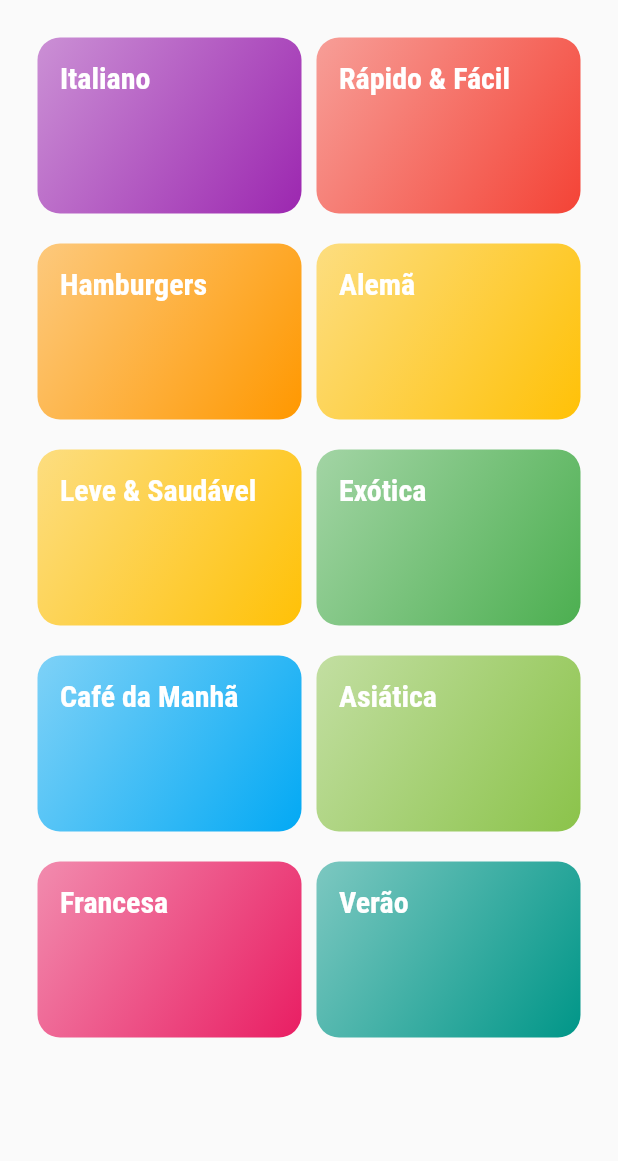
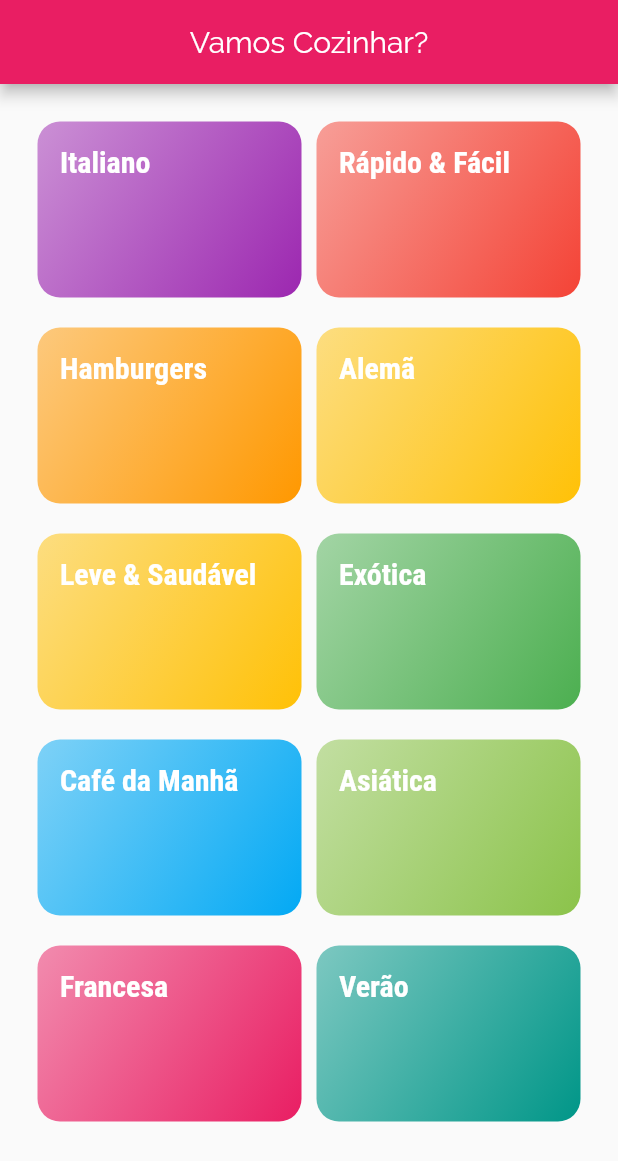
Before and after one commit to anderson-s/AppDeReceitas, a Flutter app: the CategoriesScreen screen opened directly, on a phone screen of 412 x 824 dp. Shown: the top 1161 px of the screen. Run offline on Flutter 3.47's test engine with Material 2 defaults, Android fonts, the phone set to English and light mode, and no system bars.

```diff
--- /dev/null
+++ b/lib/models/utils/routes.dart
@@ -0,0 +1,4 @@
+class Routes{
+  static const home = "/";
+  static const categoriesMeals = "/categories-meals";
+}
--- a/lib/views/categories_meals_screen.dart
+++ b/lib/views/categories_meals_screen.dart
@@ -3,11 +3,12 @@ import 'package:flutter/material.dart';
 import '../models/category.dart';
 
 class CategoriesMealsScreen extends StatelessWidget {
-  final Category category;
-  const CategoriesMealsScreen({super.key, required this.category});
+  // final Category category;
+  const CategoriesMealsScreen({super.key});
 
   @override
   Widget build(BuildContext context) {
+    final category = ModalRoute.of(context)!.settings.arguments as Category;
     return Scaffold(
       appBar: AppBar(
         title: Text(category.title),
--- a/lib/views/categories_screen.dart
+++ b/lib/views/categories_screen.dart
@@ -7,7 +7,12 @@ class CategoriesScreen extends StatelessWidget {
 
   @override
   Widget build(BuildContext context) {
-    return GridView(
+    return Scaffold(
+      appBar: AppBar(
+        title: const Text("Vamos Cozinhar?"),
+        centerTitle: true,
+      ),
+      body: GridView(
         padding: const EdgeInsets.all(25),
         gridDelegate: const SliverGridDelegateWithMaxCrossAxisExtent(
           maxCrossAxisExtent: 200,
@@ -22,6 +27,7 @@ class CategoriesScreen extends StatelessWidget {
               ),
             )
             .toList(),
+      ),
     );
   }
 }
```
Also changed, not shown: lib/main.dart (+7 -9 lines), lib/views/components/category_item.dart (+2 -9 lines). Lines whose indentation alone changed are shown as unchanged.
